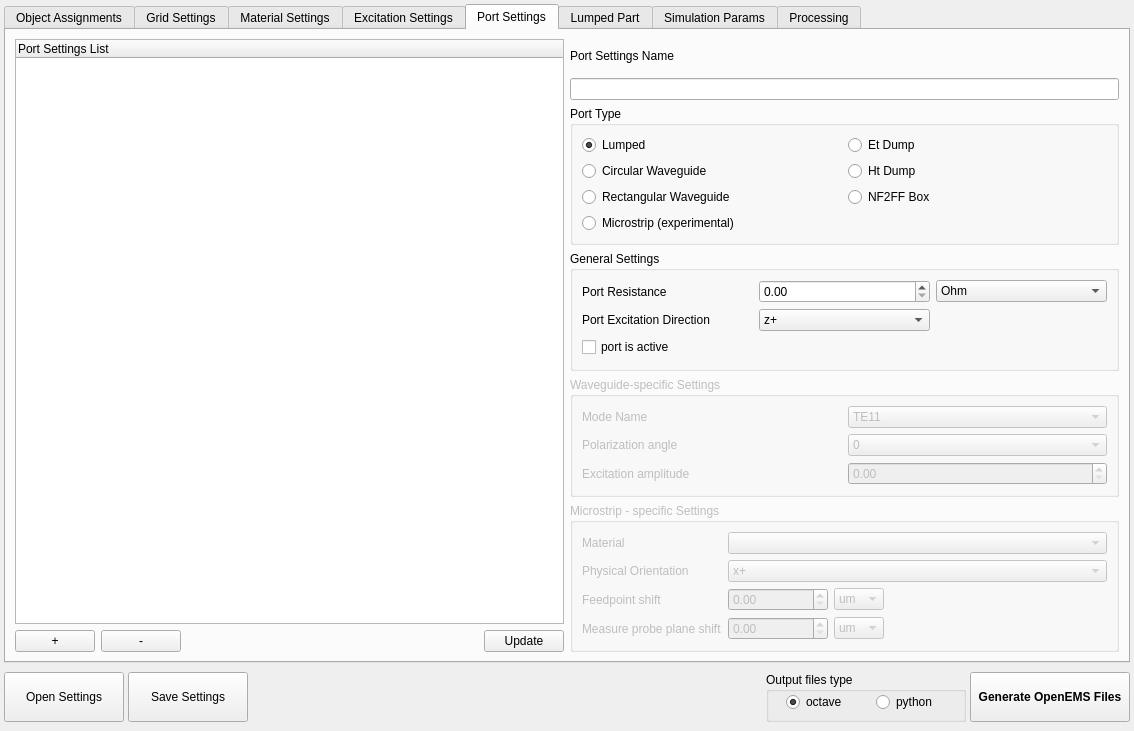
This is ui/dialog.ui in LubomirJagos/FreeCAD-OpenEMS-Export as Qt 5 draws it before an edit. The edited form follows.
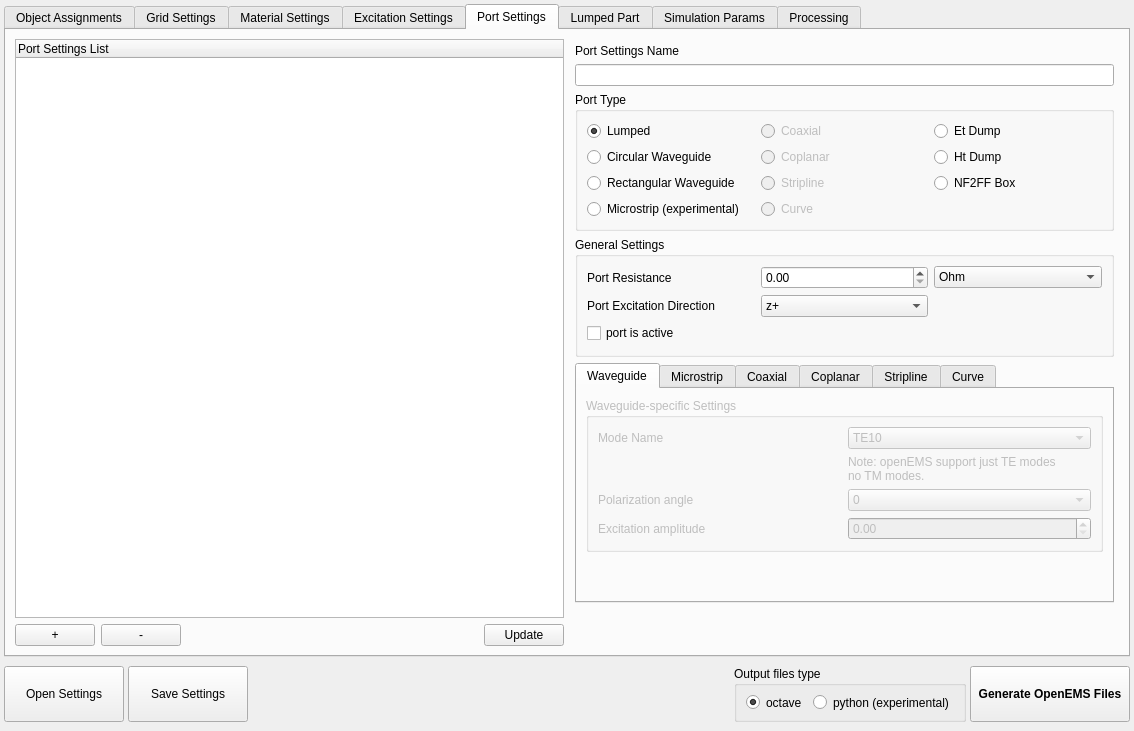
This is the edited form. The open tabs and pages were chosen to show the change.

Commit message: BACKUP COMMIT, imrpoved UI, added new port types radiobuttons and port specific settings moved into subtab on port tab, added events handlers for UI, starts working on waveguide port generation into octave code.

The edit to the form file:
```diff
--- a/ui/dialog.ui
+++ b/ui/dialog.ui
@@ -1755,16 +1755,16 @@
            <item>
             <layout class="QVBoxLayout" name="verticalLayout_19">
              <property name="leftMargin">
-              <number>0</number>
+              <number>5</number>
              </property>
              <property name="topMargin">
-              <number>0</number>
+              <number>5</number>
              </property>
              <property name="rightMargin">
-              <number>0</number>
+              <number>5</number>
              </property>
              <property name="bottomMargin">
-              <number>0</number>
+              <number>5</number>
              </property>
              <item>
               <widget class="QLabel" name="label_19">
@@ -1789,33 +1789,6 @@
                   </property>
                  </widget>
                 </item>
-                <item row="2" column="1">
-                 <widget class="QRadioButton" name="nf2ffBoxPortRadioButton">
-                  <property name="sizePolicy">
-                   <sizepolicy hsizetype="Minimum" vsizetype="Minimum">
-                    <horstretch>0</horstretch>
-                    <verstretch>0</verstretch>
-                   </sizepolicy>
-                  </property>
-                  <property name="text">
-                   <string>NF2FF Box</string>
-                  </property>
-                 </widget>
-                </item>
-                <item row="0" column="1">
-                 <widget class="QRadioButton" name="etDumpPortRadioButton">
-                  <property name="text">
-                   <string>Et Dump</string>
-                  </property>
-                 </widget>
-                </item>
-                <item row="1" column="0">
-                 <widget class="QRadioButton" name="circularWaveguidePortRadioButton">
-                  <property name="text">
-                   <string>Circular Waveguide</string>
-                  </property>
-                 </widget>
-                </item>
                 <item row="0" column="0">
                  <widget class="QRadioButton" name="lumpedPortRadioButton">
                   <property name="text">
@@ -1826,6 +1799,26 @@
                   </property>
                  </widget>
                 </item>
+                <item row="1" column="0">
+                 <widget class="QRadioButton" name="circularWaveguidePortRadioButton">
+                  <property name="enabled">
+                   <bool>true</bool>
+                  </property>
+                  <property name="text">
+                   <string>Circular Waveguide</string>
+                  </property>
+                 </widget>
+                </item>
+                <item row="0" column="1">
+                 <widget class="QRadioButton" name="coaxialPortRadioButton">
+                  <property name="enabled">
+                   <bool>false</bool>
+                  </property>
+                  <property name="text">
+                   <string>Coaxial</string>
+                  </property>
+                 </widget>
+                </item>
                 <item row="3" column="0">
                  <widget class="QRadioButton" name="microstripPortRadioButton">
                   <property name="text">
@@ -1833,7 +1826,14 @@
                   </property>
                  </widget>
                 </item>
-                <item row="1" column="1">
+                <item row="0" column="2">
+                 <widget class="QRadioButton" name="etDumpPortRadioButton">
+                  <property name="text">
+                   <string>Et Dump</string>
+                  </property>
+                 </widget>
+                </item>
+                <item row="1" column="2">
                  <widget class="QRadioButton" name="htDumpPortRadioButton">
                   <property name="sizePolicy">
                    <sizepolicy hsizetype="Minimum" vsizetype="Minimum">
@@ -1846,6 +1846,49 @@
                   </property>
                  </widget>
                 </item>
+                <item row="2" column="2">
+                 <widget class="QRadioButton" name="nf2ffBoxPortRadioButton">
+                  <property name="sizePolicy">
+                   <sizepolicy hsizetype="Minimum" vsizetype="Minimum">
+                    <horstretch>0</horstretch>
+                    <verstretch>0</verstretch>
+                   </sizepolicy>
+                  </property>
+                  <property name="text">
+                   <string>NF2FF Box</string>
+                  </property>
+                 </widget>
+                </item>
+                <item row="1" column="1">
+                 <widget class="QRadioButton" name="coplanarPortRadioButton">
+                  <property name="enabled">
+                   <bool>false</bool>
+                  </property>
+                  <property name="text">
+                   <string>Coplanar</string>
+                  </property>
+                 </widget>
+                </item>
+                <item row="2" column="1">
+                 <widget class="QRadioButton" name="striplinePortRadioButton">
+                  <property name="enabled">
+                   <bool>false</bool>
+                  </property>
+                  <property name="text">
+                   <string>Stripline</string>
+                  </property>
+                 </widget>
+                </item>
+                <item row="3" column="1">
+                 <widget class="QRadioButton" name="curvePortRadioButton">
+                  <property name="enabled">
+                   <bool>false</bool>
+                  </property>
+                  <property name="text">
+                   <string>Curve</string>
+                  </property>
+                 </widget>
+                </item>
                </layout>
               </widget>
              </item>
@@ -1973,6 +2016,19 @@
               </widget>
              </item>
              <item>
+              <widget class="QTabWidget" name="portSpecificSettingsTab">
+               <property name="enabled">
+                <bool>true</bool>
+               </property>
+               <property name="currentIndex">
+                <number>0</number>
+               </property>
+               <widget class="QWidget" name="Waveguide">
+                <attribute name="title">
+                 <string>Waveguide</string>
+                </attribute>
+                <layout class="QVBoxLayout" name="verticalLayout_26">
+                 <item>
               <widget class="QGroupBox" name="waveguideSettingsGroup">
                <property name="enabled">
                 <bool>false</bool>
@@ -1993,35 +2049,14 @@
                 <string>Waveguide-specific Settings</string>
                </property>
                <layout class="QGridLayout" name="gridLayout_13">
-                <item row="0" column="0">
-                 <widget class="QLabel" name="label_2">
-                  <property name="text">
-                   <string>Mode Name</string>
-                  </property>
-                 </widget>
-                </item>
-                <item row="0" column="1">
-                 <widget class="QComboBox" name="portWaveguideModeName">
-                  <item>
-                   <property name="text">
-                    <string>TE11</string>
-                   </property>
-                  </item>
-                  <item>
-                   <property name="text">
-                    <string>TM21</string>
-                   </property>
-                  </item>
-                 </widget>
-                </item>
-                <item row="1" column="0">
+                    <item row="2" column="0">
                  <widget class="QLabel" name="label_3">
                   <property name="text">
                    <string>Polarization angle</string>
                   </property>
                  </widget>
                 </item>
-                <item row="1" column="1">
+                    <item row="2" column="1">
                  <widget class="QComboBox" name="portWaveguidePolarizationAngle">
                   <item>
                    <property name="text">
@@ -2035,19 +2070,103 @@
                   </item>
                  </widget>
                 </item>
-                <item row="2" column="0">
+                    <item row="0" column="0">
+                     <widget class="QLabel" name="label_2">
+                      <property name="text">
+                       <string>Mode Name</string>
+                      </property>
+                     </widget>
+                    </item>
+                    <item row="3" column="0">
                  <widget class="QLabel" name="label_4">
                   <property name="text">
                    <string>Excitation amplitude</string>
                   </property>
                  </widget>
                 </item>
-                <item row="2" column="1">
+                    <item row="3" column="1">
                  <widget class="QDoubleSpinBox" name="portWaveguideExcitationAmplitude"/>
                 </item>
+                    <item row="0" column="1">
+                     <widget class="QComboBox" name="portWaveguideModeName">
+                      <item>
+                       <property name="text">
+                        <string>TE10</string>
+                       </property>
+                      </item>
+                      <item>
+                       <property name="text">
+                        <string>TE20</string>
+                       </property>
+                      </item>
+                      <item>
+                       <property name="text">
+                        <string>TE01</string>
+                       </property>
+                      </item>
+                      <item>
+                       <property name="text">
+                        <string>TE11</string>
+                       </property>
+                      </item>
+                      <item>
+                       <property name="text">
+                        <string>TE21</string>
+                       </property>
+                      </item>
+                      <item>
+                       <property name="text">
+                        <string>TE30</string>
+                       </property>
+                      </item>
+                      <item>
+                       <property name="text">
+                        <string>TE31</string>
+                       </property>
+                      </item>
+                      <item>
+                       <property name="text">
+                        <string>TE40</string>
+                       </property>
+                      </item>
+                      <item>
+                       <property name="text">
+                        <string>TE02</string>
+                       </property>
+                      </item>
+                     </widget>
+                    </item>
+                    <item row="1" column="1">
+                     <widget class="QLabel" name="label_57">
+                      <property name="text">
+                       <string>Note: openEMS support just TE modes
+no TM modes.</string>
+                      </property>
+                     </widget>
+                    </item>
                </layout>
               </widget>
              </item>
+                 <item>
+                  <spacer name="verticalSpacer_13">
+                   <property name="orientation">
+                    <enum>Qt::Vertical</enum>
+                   </property>
+                   <property name="sizeHint" stdset="0">
+                    <size>
+                     <width>20</width>
+                     <height>40</height>
+                    </size>
+                   </property>
+                  </spacer>
+                 </item>
+                </layout>
+               </widget>
+               <widget class="QWidget" name="Microstrip">
+                <attribute name="title">
+                 <string>Microstrip</string>
+                </attribute>
+                <layout class="QVBoxLayout" name="verticalLayout_27">
              <item>
               <widget class="QGroupBox" name="microstripPortSettingsGroup">
                <property name="enabled">
@@ -2211,14 +2330,7 @@
                 <item row="2" column="0">
                  <widget class="QLabel" name="label_53">
                   <property name="text">
-                   <string>Physical Orientation</string>
-                  </property>
-                 </widget>
-                </item>
-                <item row="3" column="0">
-                 <widget class="QLabel" name="label_54">
-                  <property name="text">
-                   <string>Feedpoint shift</string>
+                       <string>Propagation direction</string>
                   </property>
                  </widget>
                 </item>
@@ -2256,8 +2368,65 @@
                   </item>
                  </widget>
                 </item>
-               </layout>
-              </widget>
+                    <item row="4" column="0">
+                     <widget class="QLabel" name="label_55">
+                      <property name="text">
+                       <string>Measure probe plane shift</string>
+                      </property>
+                     </widget>
+                    </item>
+                   </layout>
+                  </widget>
+                 </item>
+                 <item>
+                  <spacer name="verticalSpacer_14">
+                   <property name="orientation">
+                    <enum>Qt::Vertical</enum>
+                   </property>
+                   <property name="sizeHint" stdset="0">
+                    <size>
+                     <width>20</width>
+                     <height>40</height>
+                    </size>
+                   </property>
+                  </spacer>
+                 </item>
+                </layout>
+               </widget>
+               <widget class="QWidget" name="Coaxial">
+                <attribute name="title">
+                 <string>Coaxial</string>
+                </attribute>
+               </widget>
+               <widget class="QWidget" name="Coplanar">
+                <attribute name="title">
+                 <string>Coplanar</string>
+                </attribute>
+               </widget>
+               <widget class="QWidget" name="Stripline">
+                <attribute name="title">
+                 <string>Stripline</string>
+                </attribute>
+               </widget>
+               <widget class="QWidget" name="Curve">
+                <attribute name="title">
+                 <string>Curve</string>
+                </attribute>
+               </widget>
+              </widget>
+             </item>
+             <item>
+              <spacer name="verticalSpacer_12">
+               <property name="orientation">
+                <enum>Qt::Vertical</enum>
+               </property>
+               <property name="sizeHint" stdset="0">
+                <size>
+                 <width>20</width>
+                 <height>40</height>
+                </size>
+               </property>
+              </spacer>
              </item>
             </layout>
            </item>
@@ -3720,15 +3889,9 @@
            <property name="title">
             <string>Output files type</string>
            </property>
+           <layout class="QHBoxLayout" name="horizontalLayout_13">
+            <item>
            <widget class="QRadioButton" name="radioButton_octaveType">
-            <property name="geometry">
-             <rect>
-              <x>20</x>
-              <y>20</y>
-              <width>95</width>
-              <height>20</height>
-             </rect>
-            </property>
             <property name="text">
              <string>octave</string>
             </property>
@@ -3736,19 +3899,15 @@
              <bool>true</bool>
             </property>
            </widget>
+            </item>
+            <item>
            <widget class="QRadioButton" name="radioButton_pythonType">
-            <property name="geometry">
-             <rect>
-              <x>110</x>
-              <y>20</y>
-              <width>95</width>
-              <height>20</height>
-             </rect>
-            </property>
             <property name="text">
-             <string>python</string>
-            </property>
-           </widget>
+               <string>python (experimental)</string>
+              </property>
+             </widget>
+            </item>
+           </layout>
           </widget>
          </item>
          <item>
```
Left out of the diff: 25 changed lines with no effect on the pictures. Lines whose indentation alone changed are shown as unchanged. The commit also changes 5 other files.
